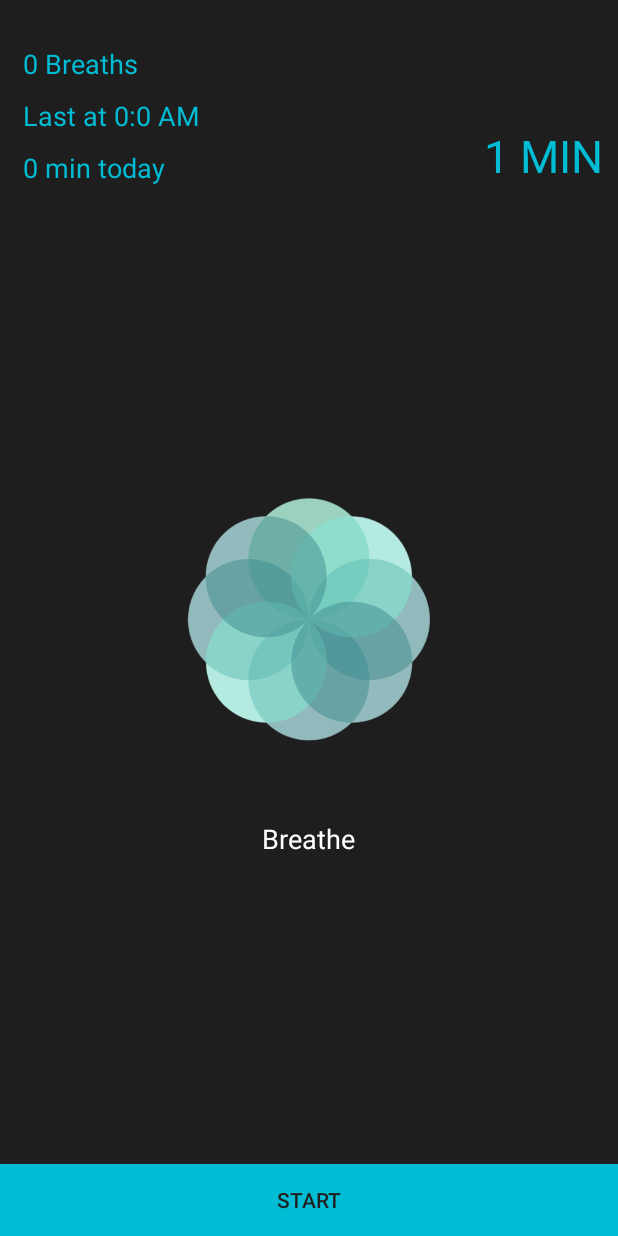
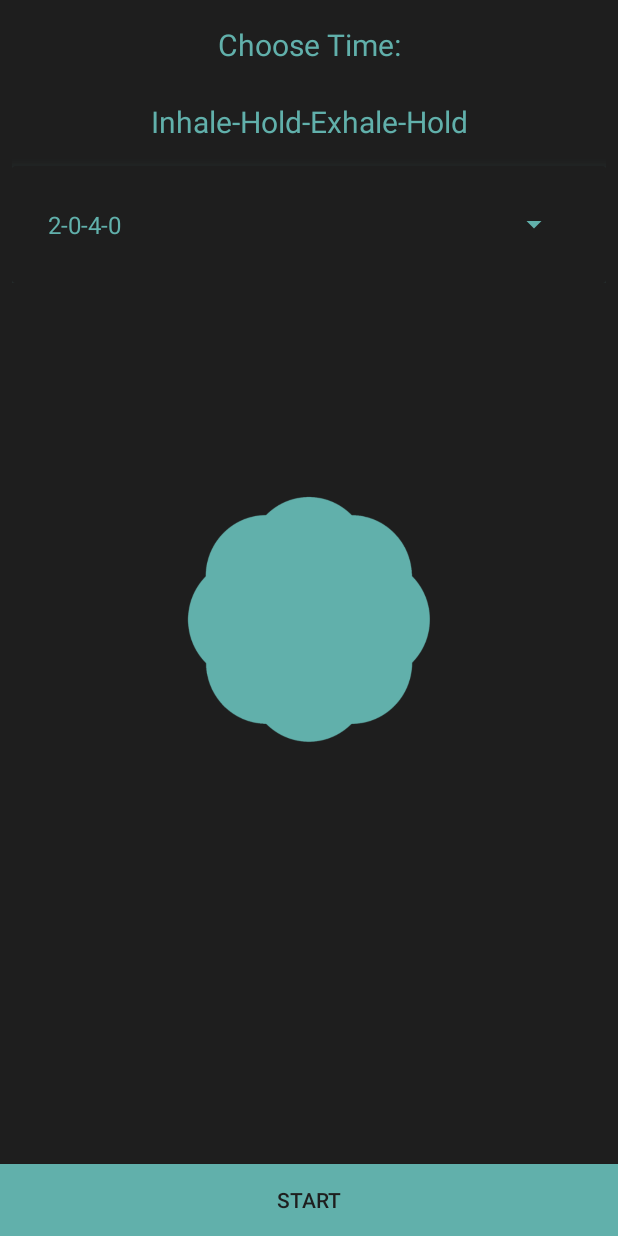
Before and after one commit to puiu-iulia/breath-app, an Android app: the screen it shows after launch (MainActivity), on a phone screen of 412 x 824 dp. Run offline under Robolectric (Android 15) with nearby library versions, the phone set to English and light mode, and no system bars; libraries missing offline, so code that uses them is left out: com.github.florent37.viewanimator.

Commit message:
change UI

```diff
--- a/app/build.gradle
+++ b/app/build.gradle
@@ -26,4 +26,5 @@ dependencies {
     testImplementation 'junit:junit:4.12'
     androidTestImplementation 'com.android.support.test:runner:1.0.2'
     androidTestImplementation 'com.android.support.test.espresso:espresso-core:3.0.2'
+    implementation 'com.android.support:cardview-v7:28.0.0'
 }
--- a/app/src/main/java/com/example/breathe/MainActivity.java
+++ b/app/src/main/java/com/example/breathe/MainActivity.java
@@ -7,8 +7,10 @@ import android.os.SystemClock;
 import android.support.v7.app.AppCompatActivity;
 import android.os.Bundle;
 import android.view.View;
+import android.widget.ArrayAdapter;
 import android.widget.Button;
 import android.widget.ImageView;
+import android.widget.Spinner;
 import android.widget.TextView;
 
 import com.example.breathe.util.Prefs;
@@ -22,7 +24,7 @@ public class MainActivity extends AppCompatActivity {
     private Button startButton;
     private Prefs prefs;
     private MediaPlayer mediaPlayer;
-
+    private Spinner spinner;
 
     @Override
     protected void onCreate(Bundle savedInstanceState) {
@@ -30,21 +32,20 @@ public class MainActivity extends AppCompatActivity {
         setContentView(R.layout.activity_main);
 
         imageView = findViewById(R.id.lotusImage);
-        breathsText = findViewById(R.id.breathsTakenText);
-        timeText = findViewById(R.id.lastBreathText);
-        sessionText = findViewById(R.id.todayMinutesText);
         guideText = findViewById(R.id.guideText);
+        guideText.setVisibility(View.INVISIBLE);
         prefs = new Prefs(this);
 
-        mediaPlayer = new MediaPlayer();
-        mediaPlayer = MediaPlayer.create(getApplicationContext(), R.raw.sound);
+        Spinner spinner = findViewById(R.id.spinner);
+        ArrayAdapter<CharSequence> adapter = ArrayAdapter.createFromResource(this,
+                R.array.values, R.layout.simple_spinner_item);
+        adapter.setDropDownViewResource(R.layout.simple_spinner_item);
+        spinner.setAdapter(adapter);
 
-        startIntroAnimation();
+//        mediaPlayer = new MediaPlayer();
+//        mediaPlayer = MediaPlayer.create(getApplicationContext(), R.raw.sound);
 
-        sessionText.setText(prefs.getSessions() + " min today");
-        breathsText.setText(prefs.getBreaths() + " Breaths");
-        timeText.setText(prefs.getDate());
-
+//        startIntroAnimation();
 
 
         startButton = findViewById(R.id.startButton);
@@ -60,21 +61,21 @@ public class MainActivity extends AppCompatActivity {
 
     }
 
-    private void startIntroAnimation() {
-        ViewAnimator
-                .animate(guideText)
-                .scale(0, 1)
-                .duration(1500)
-                .onStart(new AnimationListener.Start() {
-                    @Override
-                    public void onStart() {
-                        guideText.setText("Breathe");
-
-                    }
-                })
-                .start();
-
-    }
+//    private void startIntroAnimation() {
+//        ViewAnimator
+//                .animate(guideText)
+//                .scale(0, 1)
+//                .duration(1500)
+//                .onStart(new AnimationListener.Start() {
+//                    @Override
+//                    public void onStart() {
+//                        guideText.setText("Breathe");
+//
+//                    }
+//                })
+//                .start();
+//
+//    }
 
     private void startAnimation() {
         ViewAnimator
@@ -124,8 +125,6 @@ public class MainActivity extends AppCompatActivity {
                                 finish();
                             }
                         }.start();
-
-
                     }
                 })
                 .start();
--- a/app/src/main/res/layout/activity_main.xml
+++ b/app/src/main/res/layout/activity_main.xml
@@ -7,56 +7,105 @@
     android:background="@color/colorPrimaryDark"
     tools:context=".MainActivity" >
 
+    <LinearLayout
+        android:layout_width="match_parent"
+        android:layout_margin="8dp"
+        android:orientation="vertical"
+        android:layout_height="wrap_content">
+
+        <TextView
+            android:layout_width="match_parent"
+            android:layout_height="wrap_content"
+            android:textAlignment="center"
+            android:layout_margin="8dp"
+            android:textSize="20sp"
+            android:textColor="@color/colorAccent"
+            android:text="Choose Time:"/>
+
+        <TextView
+            android:layout_width="match_parent"
+            android:layout_height="wrap_content"
+            android:textAlignment="center"
+            android:layout_margin="16dp"
+            android:textSize="20sp"
+            android:textColor="@color/colorAccent"
+            android:text="Inhale-Hold-Exhale-Hold"/>
+
+        <android.support.v7.widget.CardView
+            android:outlineSpotShadowColor="@color/colorAccent"
+            android:layout_height="wrap_content"
+            app:cardElevation="4dp"
+            android:backgroundTint="@color/colorPrimaryDark"
+            android:layout_width="match_parent" >
+            <Spinner
+                android:prompt="@string/values_prompt"
+                android:outlineSpotShadowColor="@color/colorAccent"
+                android:id="@+id/spinner"
+                android:backgroundTint="@color/colorAccent"
+                style="@style/spinnerStyle"
+                android:layout_margin="24dp"
+                android:entries="@array/values"
+                android:layout_width="match_parent"
+                android:layout_height="wrap_content" />
+        </android.support.v7.widget.CardView>
+
+    </LinearLayout>
+
+
+
     <ImageView
         android:id="@+id/lotusImage"
         android:layout_width="210dp"
-        android:layout_height="210dp"
+        android:layout_height="170dp"
+        android:backgroundTint="@color/colorAccent"
         android:layout_centerHorizontal="true"
         android:layout_centerVertical="true"
-        app:srcCompat="@drawable/breatheimg" />
+        android:background="@drawable/breatheimg"/>
 
-    <TextView
-        android:id="@+id/breathsTakenText"
-        android:layout_width="wrap_content"
-        android:layout_height="wrap_content"
-        android:layout_marginLeft="15dp"
-        android:layout_marginTop="30dp"
-        android:text="7 Breaths"
-        android:textColor="@color/colorAccent"
-        android:textSize="18sp" />
+<!--    <TextView-->
+<!--        android:id="@+id/breathsTakenText"-->
+<!--        android:layout_width="wrap_content"-->
+<!--        android:layout_height="wrap_content"-->
+<!--        android:layout_marginLeft="15dp"-->
+<!--        android:layout_marginTop="30dp"-->
+<!--        android:text="7 Breaths"-->
+<!--        android:textColor="@color/colorAccent"-->
+<!--        android:textSize="18sp" />-->
 
-    <TextView
-        android:id="@+id/lastBreathText"
-        android:layout_width="wrap_content"
-        android:layout_height="wrap_content"
-        android:layout_below="@id/breathsTakenText"
-        android:layout_marginLeft="15dp"
-        android:paddingTop="10dp"
-        android:text="Last at 11:45 PM"
-        android:textColor="@color/colorAccent"
-        android:textSize="18sp" />
+<!--    <TextView-->
+<!--        android:id="@+id/lastBreathText"-->
+<!--        android:layout_width="wrap_content"-->
+<!--        android:layout_height="wrap_content"-->
+<!--        android:layout_below="@id/breathsTakenText"-->
+<!--        android:layout_marginLeft="15dp"-->
+<!--        android:paddingTop="10dp"-->
+<!--        android:text="Last at 11:45 PM"-->
+<!--        android:textColor="@color/colorAccent"-->
+<!--        android:textSize="18sp" />-->
 
-    <TextView
-        android:id="@+id/todayMinutesText"
-        android:layout_width="wrap_content"
-        android:layout_height="wrap_content"
-        android:layout_below="@+id/lastBreathText"
-        android:layout_marginLeft="15dp"
-        android:paddingTop="10dp"
-        android:text="4 min today"
-        android:textColor="@color/colorAccent"
-        android:textSize="18sp" />
+<!--    <TextView-->
+<!--        android:id="@+id/todayMinutesText"-->
+<!--        android:layout_width="wrap_content"-->
+<!--        android:layout_height="wrap_content"-->
+<!--        android:layout_below="@+id/lastBreathText"-->
+<!--        android:layout_marginLeft="15dp"-->
+<!--        android:paddingTop="10dp"-->
+<!--        android:text="4 min today"-->
+<!--        android:textColor="@color/colorAccent"-->
+<!--        android:textSize="18sp" />-->
 
-    <TextView
-        android:id="@+id/oneMinuteText"
-        android:layout_alignParentRight="true"
-        android:layout_alignBottom="@+id/todayMinutesText"
-        android:textColor="@color/colorAccent"
-        android:paddingRight="10dp"
-        android:textSize="30dp"
-        android:layout_width="wrap_content"
-        android:layout_height="wrap_content"
-        android:text="1 MIN" />
+<!--    <TextView-->
+<!--        android:id="@+id/oneMinuteText"-->
+<!--        android:layout_alignParentRight="true"-->
+<!--        android:layout_alignBottom="@+id/todayMinutesText"-->
+<!--        android:textColor="@color/colorAccent"-->
+<!--        android:paddingRight="10dp"-->
+<!--        android:textSize="30dp"-->
+<!--        android:layout_width="wrap_content"-->
+<!--        android:layout_height="wrap_content"-->
+<!--        android:text="1 MIN" />-->
+
+
 
     <Button
         android:id="@+id/startButton"
--- /dev/null
+++ b/app/src/main/res/layout/simple_spinner_item.xml
@@ -0,0 +1,11 @@
+<?xml version="1.0" encoding="utf-8"?>
+<TextView xmlns:android="http://schemas.android.com/apk/res/android"
+    android:id="@android:id/text1"
+    style="@style/spinnerItemStyle"
+    android:maxLines="1"
+    android:textColor="@color/colorAccent"
+    android:layout_width="match_parent"
+    android:layout_height="wrap_content"
+    >
+
+</TextView>
--- /dev/null
+++ b/app/src/main/res/values-v26/styles.xml
@@ -0,0 +1,10 @@
+<?xml version="1.0" encoding="utf-8"?>
+<resources>
+
+    <style name="spinnerItemStyle">
+        <item name="android:textColor">@color/colorPrimary</item>
+        <item name="android:background">@color/colorPrimaryDark</item>
+        <item name="android:textSize">16sp</item>
+        <item name="android:paddingVertical">4dp</item>
+    </style>
+</resources>
--- a/app/src/main/res/values/colors.xml
+++ b/app/src/main/res/values/colors.xml
@@ -2,5 +2,5 @@
 <resources>
     <color name="colorPrimary">#151515</color>
     <color name="colorPrimaryDark">#1e1e1e</color>
-    <color name="colorAccent">#00BCD4</color>
+    <color name="colorAccent">#61b0ab</color>
 </resources>
--- a/app/src/main/res/values/strings.xml
+++ b/app/src/main/res/values/strings.xml
@@ -1,3 +1,14 @@
 <resources>
     <string name="app_name">Breathe</string>
+    <string-array name="values">
+        <item>2-0-4-0</item>
+        <item>4-0-8-0</item>
+        <item>10-0-5-0</item>
+        <item>12-0-6-0</item>
+        <item>2-2-4-0</item>
+        <item>4-4-8-0</item>
+        <item>5-5-10-0</item>
+        <item>6-6-12-0</item>
+    </string-array>
+    <string name="values_prompt">Choose Inhale-Hold-Exhale-Hold Time</string>
 </resources>
--- a/app/src/main/res/values/styles.xml
+++ b/app/src/main/res/values/styles.xml
@@ -1,4 +1,4 @@
-<resources>
+<resources xmlns:tools="http://schemas.android.com/tools">
 
     <!-- Base application theme. -->
     <style name="AppTheme" parent="Theme.AppCompat.Light.NoActionBar">
@@ -7,5 +7,14 @@
         <item name="colorPrimaryDark">@color/colorPrimaryDark</item>
         <item name="colorAccent">@color/colorAccent</item>
     </style>
-
+    <style name="spinnerStyle">
+        <item name="android:backgroundTint">@color/colorPrimaryDark</item>
+    </style>
+    <style name="spinnerItemStyle">
+        <item name="android:textColor">@color/colorPrimary</item>
+        <item name="android:background">@color/colorPrimaryDark</item>
+        <item name="android:textSize">24sp</item>
+        <item name="android:padding">16dp</item>
+        <item name="android:textAlignment">center</item>
+    </style>
 </resources>
```
